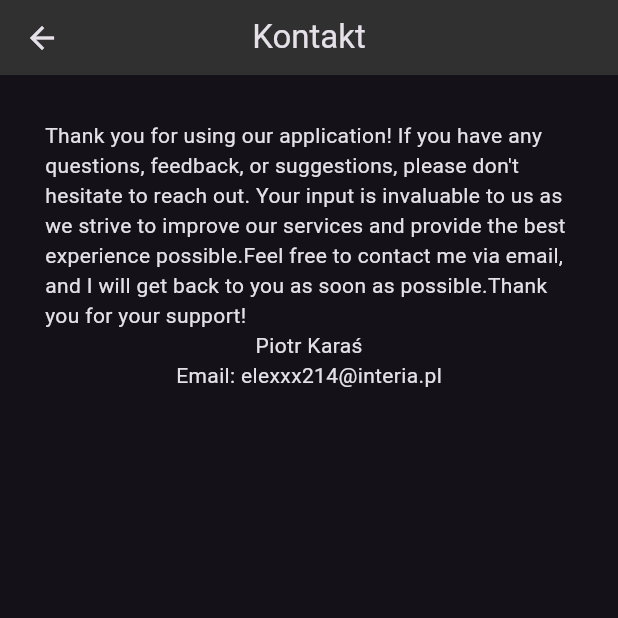
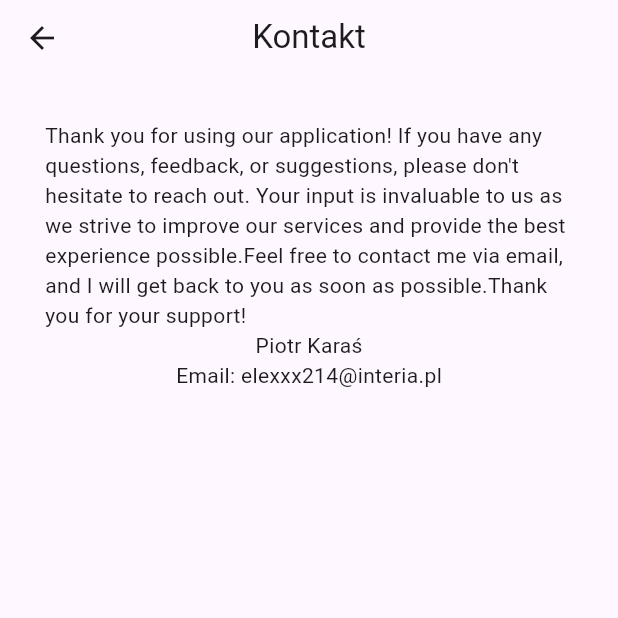
Before and after one commit to EleXxX214/studfood_final, a Flutter app: the ContactPage screen opened by its route, on a phone screen of 412 x 824 dp, the top half of it. Run offline on Flutter 3.47's test engine with Material 3 defaults, Android fonts, the phone set to English and light mode, and no system bars; our stand-ins replace cloud_firestore, firebase_core, firebase_storage, google_maps_flutter, logger; missing offline and left inert: number_editing_controller; accounts and stored records are empty.

Commit message:
minor changes

```diff
--- a/lib/components/custom_appbar.dart
+++ b/lib/components/custom_appbar.dart
@@ -10,7 +10,7 @@ class CustomAppBar extends StatelessWidget implements PreferredSizeWidget {
   @override
   Widget build(BuildContext context) {
     return AppBar(
-      backgroundColor: Colors.grey[850],
+      //backgroundColor: Colors.grey[850],
       centerTitle: true,
       title: Text(title),
     );
--- a/lib/components/main_appbar.dart
+++ b/lib/components/main_appbar.dart
@@ -23,7 +23,7 @@ class MyAppBar extends StatelessWidget implements PreferredSizeWidget {
     ];
 
     return AppBar(
-      backgroundColor: Colors.grey[850],
+      // backgroundColor: Colors.grey[850],
       centerTitle: true,
       title: const Text("StudFooD"),
       actions: [
--- a/lib/main.dart
+++ b/lib/main.dart
@@ -2,7 +2,7 @@ import 'package:firebase_core/firebase_core.dart';
 import 'package:flutter/material.dart';
 import 'package:studfood/firebase_options.dart';
 import 'package:studfood/pages/homepage.dart';
-import 'components/custom_theme.dart';
+//import 'components/custom_theme.dart';
 import 'package:studfood/pages/restaurantpage.dart';
 import 'package:studfood/pages/adminpage.dart';
 import 'package:studfood/pages/mappage.dart';
@@ -22,7 +22,7 @@ class MainApp extends StatelessWidget {
   Widget build(BuildContext context) {
     return MaterialApp(
       debugShowCheckedModeBanner: false,
-      theme: AppTheme.customDarkTheme(),
+      //theme: AppTheme.customDarkTheme(),
       home: const HomePage(),
       onGenerateRoute: (settings) {
         switch (settings.name) {
--- a/lib/pages/mappage.dart
+++ b/lib/pages/mappage.dart
@@ -98,8 +98,10 @@ class _MapPageState extends State<MapPage> {
       markerId: MarkerId(id),
       position: location,
       infoWindow: InfoWindow(
-        title: name,
-      ),
+          title: name,
+          onTap: () {
+            Navigator.pushNamed(context, "RestaurantPage", arguments: id);
+          }),
       icon: markerIcon,
     );
     _markers[id] = marker;
```
